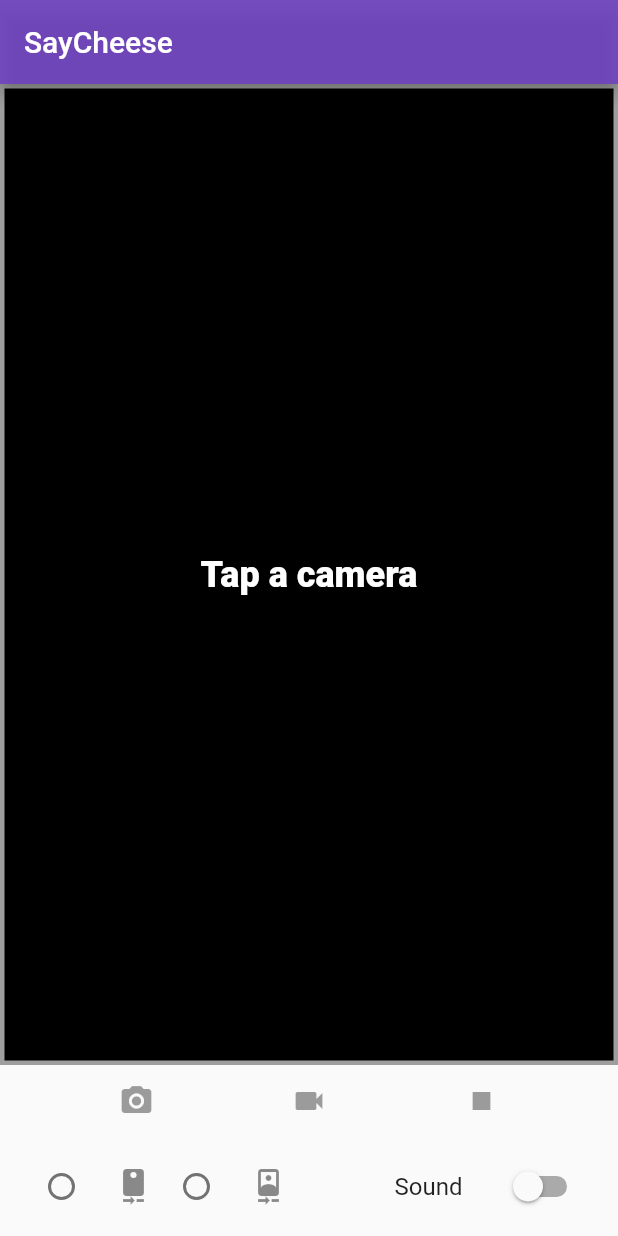
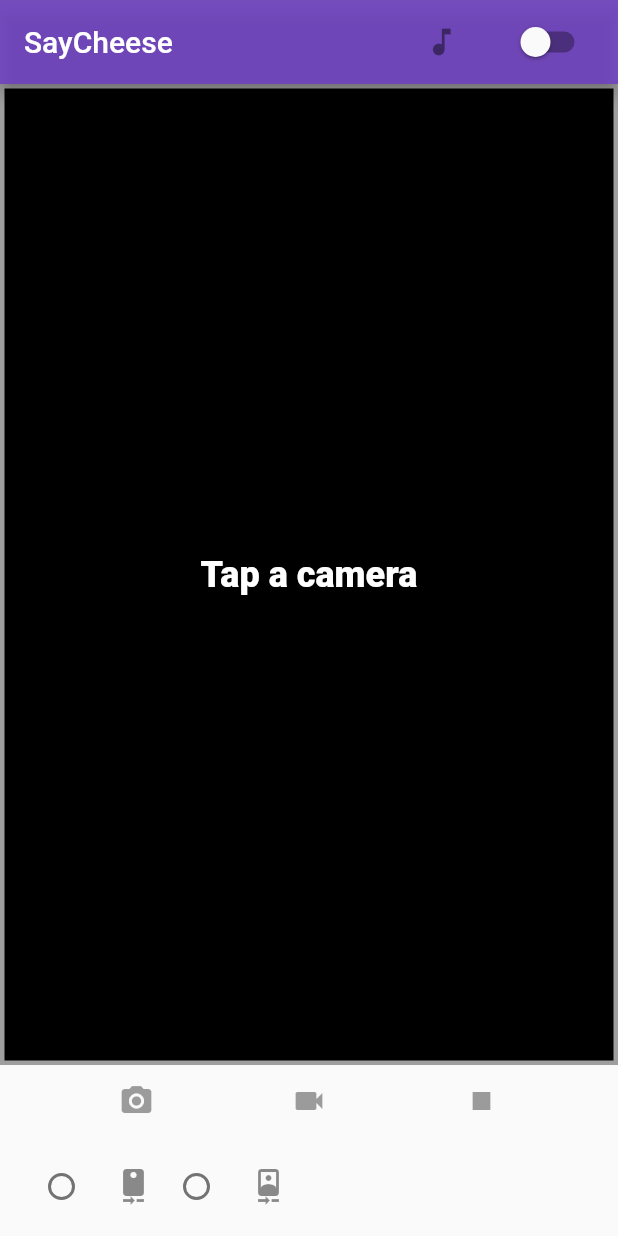
Before and after one commit to EspressoTime/SayCheese, a Flutter app: the screen it shows after launch, on a phone screen of 412 x 824 dp. Run offline on Flutter 3.47's test engine with Material 2 defaults, Android fonts, the light colour scheme and no system bars; our stand-ins replace audioplayers, camera, video_player.

Commit message:
move sound toggle up to AppBar, change text to music note icon

```diff
--- a/lib/main.dart
+++ b/lib/main.dart
@@ -48,6 +48,7 @@ class _CameraExampleHomeState extends State<CameraExampleHome> {
       appBar: new AppBar(
         title: const Text('SayCheese'),
         backgroundColor: new Color(0xE6673AB7),
+        actions: <Widget>[_SoundToggleWidget(),]
       ),
       body: new Column(
         children: <Widget>[
@@ -78,7 +79,7 @@ class _CameraExampleHomeState extends State<CameraExampleHome> {
               children: <Widget>[
                 _cameraTogglesRowWidget(),
                 _thumbnailWidget(),
-                _SoundToggleWidget(),
+
               ],
             ),
           ),
@@ -203,7 +204,7 @@ class _CameraExampleHomeState extends State<CameraExampleHome> {
     return new SizedBox(
         width: 160.0,
         child: new SwitchListTile(
-            title: new Text("Sound"),
+            title: const Icon(Icons.music_note),
             value: _value,
             onChanged: (bool e) {
               _onChanged(e);
```
